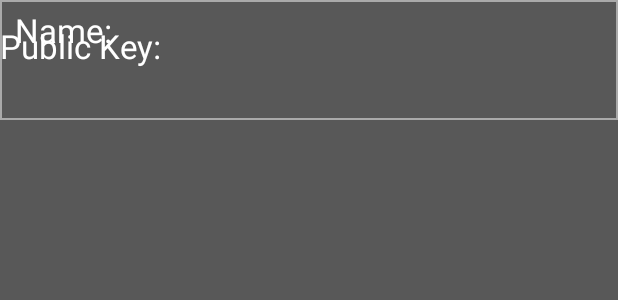
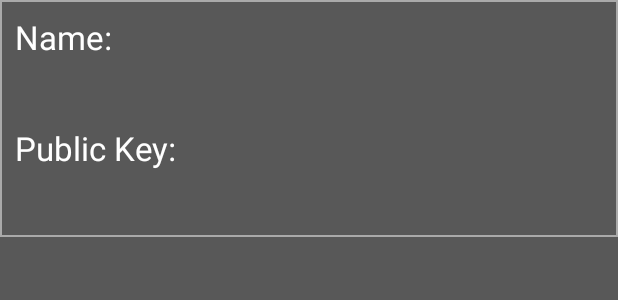
Before and after one commit to Ridrepp/MobV-Semester-Project, an Android app: the layout contacts_list_tem.xml on its own in the app's theme, with its tools: preview values and no code run, on a phone screen of 412 x 824 dp. Shown: the top 300 px of the screen. Run offline under Robolectric (Android 15) with nearby library versions, the phone set to English and light mode, and no system bars.

Commit message:
feat: contacts recycler view finished (receiver insert conflict)

```diff
--- a/app/src/main/java/com/example/semester_project_crypto_wallet/data/db/DbDao.kt
+++ b/app/src/main/java/com/example/semester_project_crypto_wallet/data/db/DbDao.kt
@@ -3,6 +3,7 @@ package com.example.semester_project_crypto_wallet.data.db
 import androidx.lifecycle.LiveData
 import androidx.room.Dao
 import androidx.room.Insert
+import androidx.room.OnConflictStrategy
 import androidx.room.Query
 import com.example.semester_project_crypto_wallet.data.db.entities.Balance
 import com.example.semester_project_crypto_wallet.data.db.entities.Credentials
@@ -39,6 +40,7 @@ interface DbDao {
     suspend fun insertKeyPair(credentials: Credentials)
 
     @Insert
+    //@Insert(onConflict = OnConflictStrategy.REPLACE)
     suspend fun insertBalance(balance: Balance)
 
     @Query("DELETE FROM credentials_table")
@@ -55,7 +57,7 @@ interface DbDao {
     @Query("SELECT * from receivers_table")
     fun getReceivers(): LiveData<List<Receiver>>
 
-    @Insert
+    @Insert(onConflict = OnConflictStrategy.REPLACE)
     suspend fun insertReceiver(receiver: Receiver)
 
 }
--- a/app/src/main/res/layout/contacts_list_tem.xml
+++ b/app/src/main/res/layout/contacts_list_tem.xml
@@ -11,13 +11,13 @@
         android:id="@+id/contactNameText"
         android:layout_width="wrap_content"
         android:layout_height="wrap_content"
+        android:layout_marginStart="10dp"
+        android:layout_marginTop="10dp"
+        android:gravity="start"
+        android:text="@string/name"
         android:textAlignment="textStart"
-        android:gravity="start"
+        android:textColor="@color/white"
         android:textSize="22sp"
-        android:text="@string/name"
-        android:textColor="@color/white"
-        android:layout_marginStart="10dp"
-        android:layout_marginTop="5dp"
         app:layout_constraintStart_toStartOf="parent"
         app:layout_constraintTop_toTopOf="parent" />
 
@@ -25,34 +25,39 @@
         android:id="@+id/rvContactName"
         android:layout_width="wrap_content"
         android:layout_height="wrap_content"
+        android:layout_marginTop="5dp"
+        android:paddingEnd="20dp"
         android:textAlignment="textStart"
+        android:textColor="@color/white"
         android:textSize="22sp"
-        android:textColor="@color/white"
-        android:layout_marginTop="5dp"
-        app:layout_constraintEnd_toEndOf="parent"
-        app:layout_constraintStart_toStartOf="parent"
-        app:layout_constraintTop_toTopOf="@id/contactNameText" />
+        app:layout_constraintStart_toStartOf="@+id/contactNameText"
+        app:layout_constraintTop_toBottomOf="@+id/contactNameText" />
+
     <TextView
         android:id="@+id/publicKeyText"
         android:layout_width="wrap_content"
         android:layout_height="wrap_content"
+        android:layout_marginTop="10dp"
+        android:gravity="start"
+        android:text="@string/public_key"
         android:textAlignment="textStart"
-        android:gravity="start"
+        android:textColor="@color/white"
         android:textSize="22sp"
-        android:text="@string/public_key"
-        android:textColor="@color/white"
-        android:layout_marginTop="5dp"
-        app:layout_constraintStart_toStartOf="parent"
-        app:layout_constraintTop_toTopOf="@id/rvContactName" />
+        app:layout_constraintStart_toStartOf="@+id/contactNameText"
+        app:layout_constraintTop_toBottomOf="@+id/rvContactName" />
+
     <TextView
         android:id="@+id/rvContactPublicKey"
         android:layout_width="wrap_content"
         android:layout_height="wrap_content"
+        android:layout_marginTop="5dp"
+        android:layout_marginBottom="10dp"
+        android:paddingEnd="20dp"
         android:textAlignment="textStart"
         android:textColor="@color/white"
         android:textSize="22sp"
-        android:layout_marginTop="5dp"
-        app:layout_constraintStart_toStartOf="@+id/rvContactName"
+        app:layout_constraintBottom_toBottomOf="parent"
+        app:layout_constraintStart_toStartOf="@+id/publicKeyText"
         app:layout_constraintTop_toBottomOf="@+id/publicKeyText" />
 
 </androidx.constraintlayout.widget.ConstraintLayout>
--- a/app/src/main/res/layout/fragment_contacts.xml
+++ b/app/src/main/res/layout/fragment_contacts.xml
@@ -91,7 +91,7 @@
             android:id="@+id/contactsRecyclerView"
             android:layout_width="match_parent"
             android:layout_height="0dp"
-            android:layout_margin="30dp"
+            android:layout_margin="5dp"
             app:layoutManager="androidx.recyclerview.widget.LinearLayoutManager"
             app:layout_constraintBottom_toBottomOf="parent"
             app:layout_constraintEnd_toEndOf="parent"
```
Also changed, not shown: app/src/main/java/com/example/semester_project_crypto_wallet/ui/contacts/ContactsFragment.kt (+12 -6 lines), app/src/main/java/com/example/semester_project_crypto_wallet/ui/contacts/ContactsViewModel.kt (+7 -0 lines).
